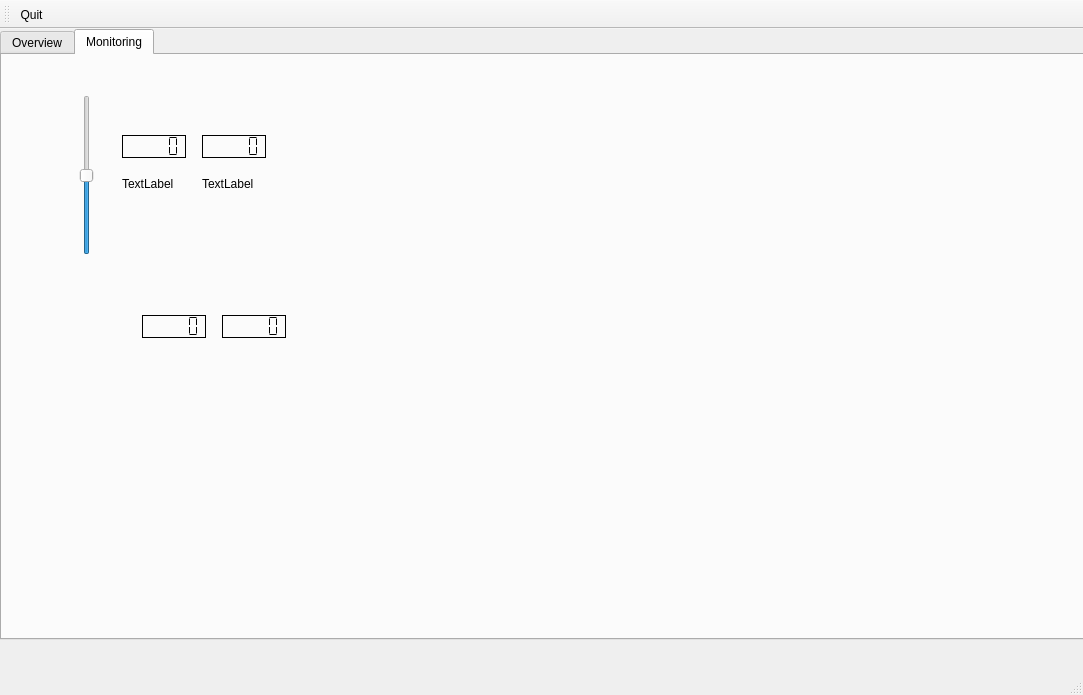
The window that RaspberryPI/mainwindow.ui (maruncz/RaspberryPI-tablet) describes before a commit, drawn with Qt 5.
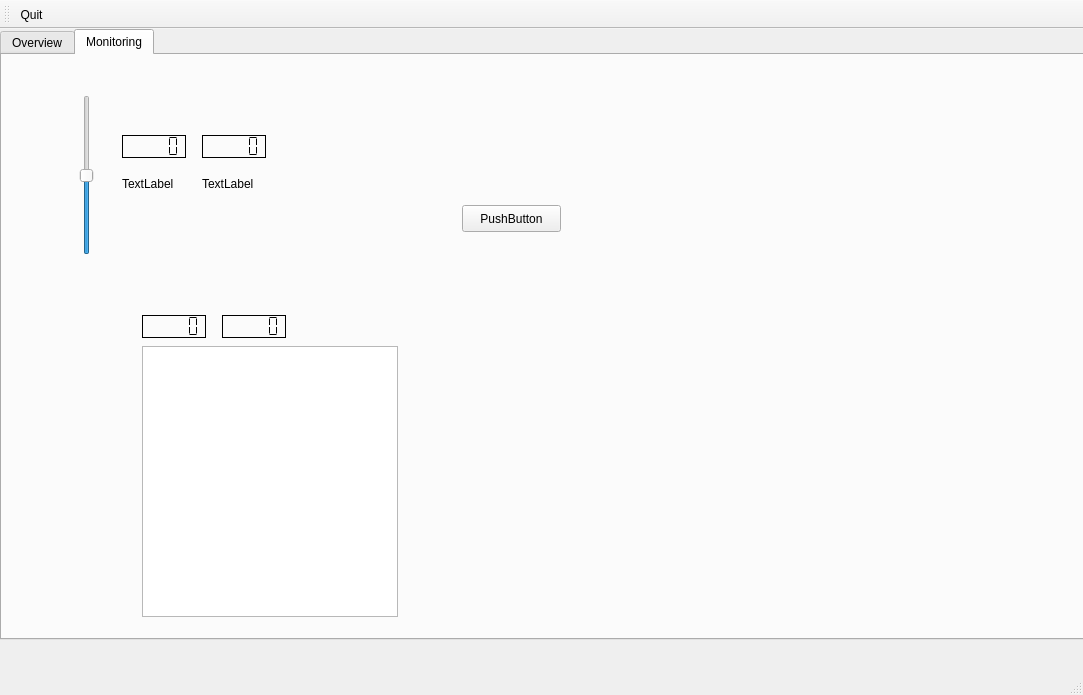
The same window after the commit. Icons and pictures are not drawn.

Commit message: On branch master 	modified:   RaspberryPI/RaspberryPI.pro.user 	modified:   RaspberryPI/mainwindow.cpp 	modified:   RaspberryPI/mainwindow.h 	modified:   RaspberryPI/mainwindow.ui

Patch:
```diff
--- a/RaspberryPI/mainwindow.ui
+++ b/RaspberryPI/mainwindow.ui
@@ -156,6 +156,29 @@
        <enum>QLCDNumber::Flat</enum>
       </property>
      </widget>
+     <widget class="QListWidget" name="listWidget">
+      <property name="geometry">
+       <rect>
+        <x>140</x>
+        <y>291</y>
+        <width>256</width>
+        <height>271</height>
+       </rect>
+      </property>
+     </widget>
+     <widget class="QPushButton" name="pushButton">
+      <property name="geometry">
+       <rect>
+        <x>460</x>
+        <y>150</y>
+        <width>99</width>
+        <height>27</height>
+       </rect>
+      </property>
+      <property name="text">
+       <string>PushButton</string>
+      </property>
+     </widget>
     </widget>
    </widget>
   </widget>
```
The commit also changes 3 other files.
